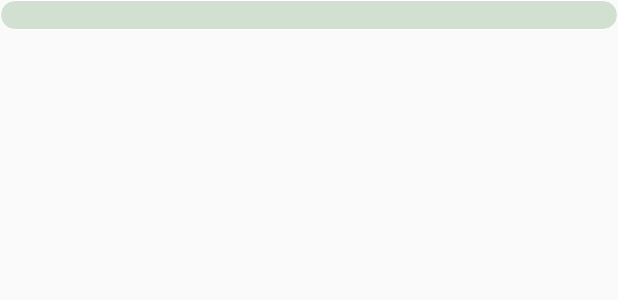
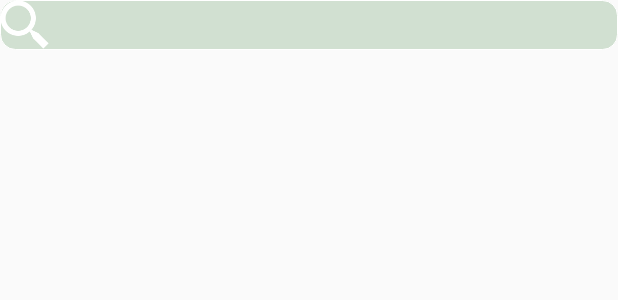
Before and after one commit to gurtej1992/note_WinMachines_android, an Android app: the layout search_layout.xml on its own in the app's theme, with its tools: preview values and no code run, on a phone screen of 412 x 824 dp. Shown: the top 300 px of the screen. Run offline under Robolectric (Android 15) with nearby library versions, the light colour scheme and no system bars.

Commit message:
Done with UI changes

```diff
--- a/app/src/main/res/layout/add_subject.xml
+++ b/app/src/main/res/layout/add_subject.xml
@@ -13,7 +13,7 @@
             android:layout_width="match_parent"
             android:layout_height="@dimen/view_50"
             android:layout_gravity="right"
-            android:background="@color/colorPrimaryDark"
+            android:background="@color/ThemeColor"
             android:orientation="horizontal"
             android:id="@+id/linear"
             >
@@ -33,7 +33,7 @@
                 android:layout_height="wrap_content"
                 android:layout_alignParentRight="true"
                 android:layout_centerVertical="true"
-                android:src="@drawable/cross_white" />
+                android:src="@mipmap/cross" />
         </RelativeLayout>
         <EditText
             android:layout_width="match_parent"
@@ -60,7 +60,7 @@
             android:textColor="@color/colorWhite"
             android:id="@+id/btAddSubject"
             android:layout_marginLeft="@dimen/view_20"
-            android:background="@color/colorPrimaryDark"
+            android:background="@color/ThemeColor"
             android:layout_marginBottom="@dimen/view_15"
             android:layout_marginTop="@dimen/view_20"
             android:layout_marginRight="@dimen/view_20"
--- a/app/src/main/res/layout/fragment_second.xml
+++ b/app/src/main/res/layout/fragment_second.xml
@@ -137,7 +137,12 @@
             android:id="@+id/buttonDeleteNote"
             android:layout_width="match_parent"
             android:layout_height="wrap_content"
+            android:layout_marginStart="@dimen/view_10"
+            android:layout_marginEnd="@dimen/view_10"
+            android:background="@color/Danger"
+            android:fontFamily="@font/nunito_extrabold"
             android:text="@string/delete_note"
+            android:textColor="@color/colorWhite"
             android:visibility="gone" />
     </LinearLayout>
 
--- a/app/src/main/res/layout/search_layout.xml
+++ b/app/src/main/res/layout/search_layout.xml
@@ -11,12 +11,13 @@
 
 
         <ImageView
+            android:id="@+id/search_icon"
             android:layout_width="wrap_content"
             android:layout_height="wrap_content"
-            android:id="@+id/search_icon"
+            android:background="@mipmap/search"
+            android:paddingLeft="@dimen/cardview_margin_lr"
             android:paddingTop="@dimen/cardview_margin_lr"
-            android:paddingBottom="@dimen/cardview_margin_lr"
-            android:paddingLeft="@dimen/cardview_margin_lr"/>
+            android:paddingBottom="@dimen/cardview_margin_lr" />
 
         <EditText
             android:layout_width="match_parent"
--- a/app/src/main/res/values/colors.xml
+++ b/app/src/main/res/values/colors.xml
@@ -8,6 +8,7 @@
     <color name="gray">#BA494747</color>
     <color name="grey">#dcdc</color>
     <color name="ThemeColor">#A061FA</color>
+    <color name="Danger">#F50057</color>
 
 
 </resources>
```
